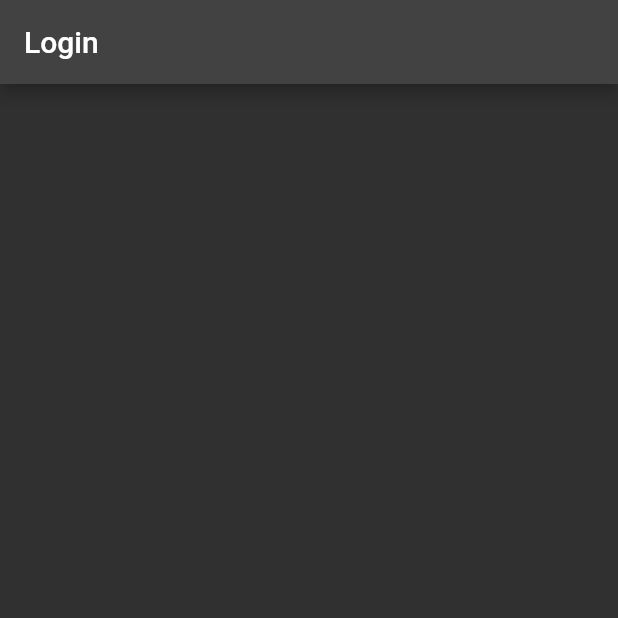
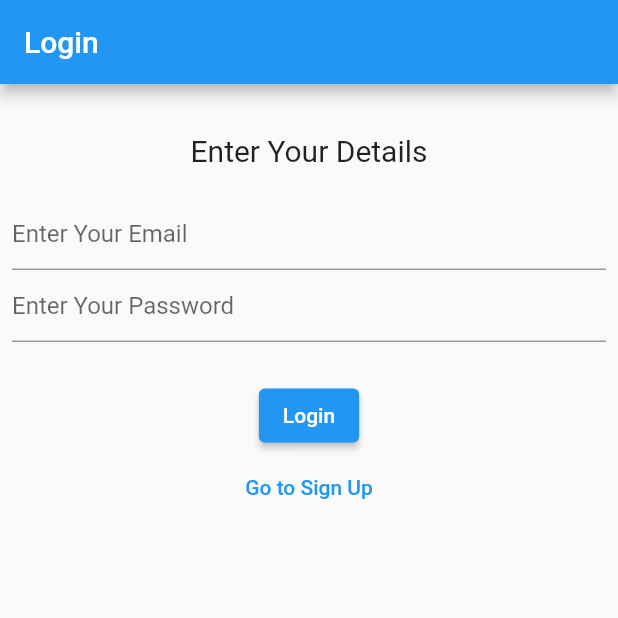
Before and after one commit to VickyKumarXaxa/shopping, a Flutter app: the screen it shows after launch, on a phone screen of 412 x 824 dp, the top half of it. Run offline on Flutter 3.47's test engine with Material 2 defaults, Android fonts, the phone set to English and light mode, and no system bars.

Commit message:
Created basic login page

```diff
--- a/shopping/lib/main.dart
+++ b/shopping/lib/main.dart
@@ -12,7 +12,6 @@ class MyApp extends StatelessWidget {
   Widget build(BuildContext context) {
     return MaterialApp(
       title: 'Shopping App',
-      theme: ThemeData.dark(),
       home: const Login(),
     );
   }
--- a/shopping/lib/screens/login.dart
+++ b/shopping/lib/screens/login.dart
@@ -1,8 +1,17 @@
 // Login page
 import 'package:flutter/material.dart';
 
-class Login extends StatelessWidget {
+class Login extends StatefulWidget {
   const Login({Key? key}) : super(key: key);
+
+  @override
+  State<Login> createState() => _LoginState();
+}
+
+class _LoginState extends State<Login> {
+  final _formKey = GlobalKey<FormState>();
+  final _emailController = TextEditingController();
+  final _passwordController = TextEditingController();
 
   @override
   Widget build(BuildContext context) {
@@ -10,6 +19,63 @@ class Login extends StatelessWidget {
       appBar: AppBar(
         title: const Text('Login'),
       ),
+      body: Container(
+        padding: const EdgeInsets.all(8.0),
+        child: Column(
+          crossAxisAlignment: CrossAxisAlignment.center,
+          children: <Widget>[
+            const SizedBox(
+              height: 25,
+            ),
+            const Text(
+              'Enter Your Details',
+              style: TextStyle(
+                fontSize: 20,
+              ),
+            ),
+            const SizedBox(
+              height: 20,
+            ),
+            Form(
+              key: _formKey,
+              child: Column(
+                children: <Widget>[
+                  TextFormField(
+                    controller: _emailController,
+                    decoration:
+                        const InputDecoration(hintText: 'Enter Your Email'),
+                  ),
+                  TextFormField(
+                    controller: _passwordController,
+                    obscureText: true,
+                    decoration:
+                        const InputDecoration(hintText: 'Enter Your Password'),
+                  ),
+                  const SizedBox(
+                    height: 25,
+                  ),
+                  Column(
+                    // crossAxisAlignment: CrossAxisAlignment.center,
+                    children: <Widget>[
+                      ElevatedButton(
+                        onPressed: () {},
+                        child: const Text('Login'),
+                      ),
+                      // const SizedBox(
+                      //   height: 15,
+                      // ),
+                      TextButton(
+                        onPressed: () {},
+                        child: const Text('Go to Sign Up'),
+                      ),
+                    ],
+                  )
+                ],
+              ),
+            ),
+          ],
+        ),
+      ),
     );
   }
 }
```
